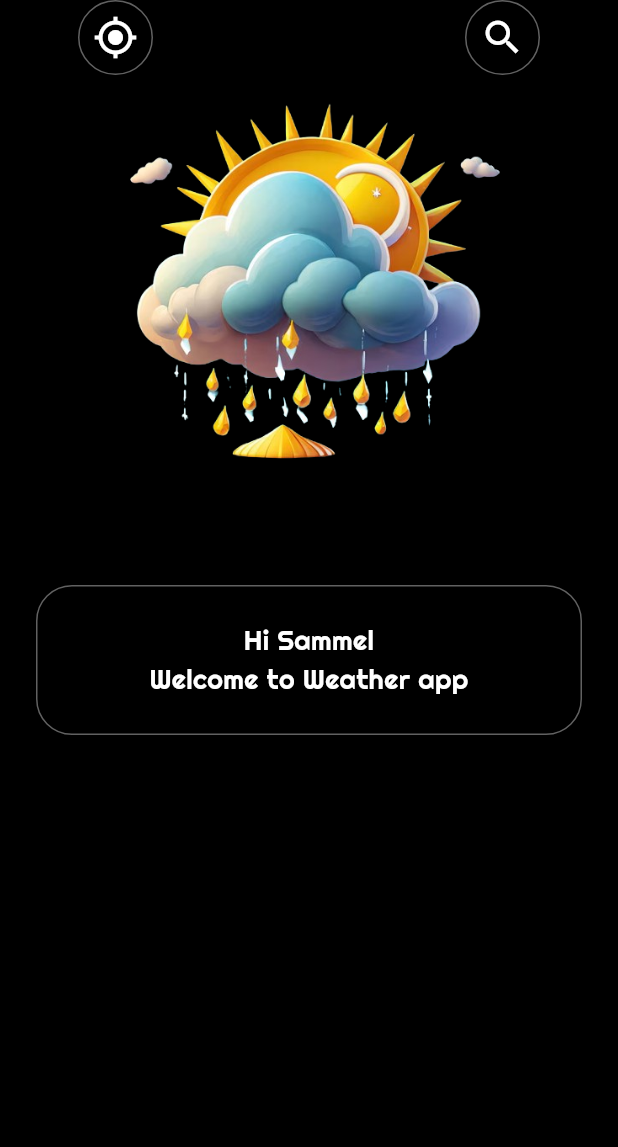
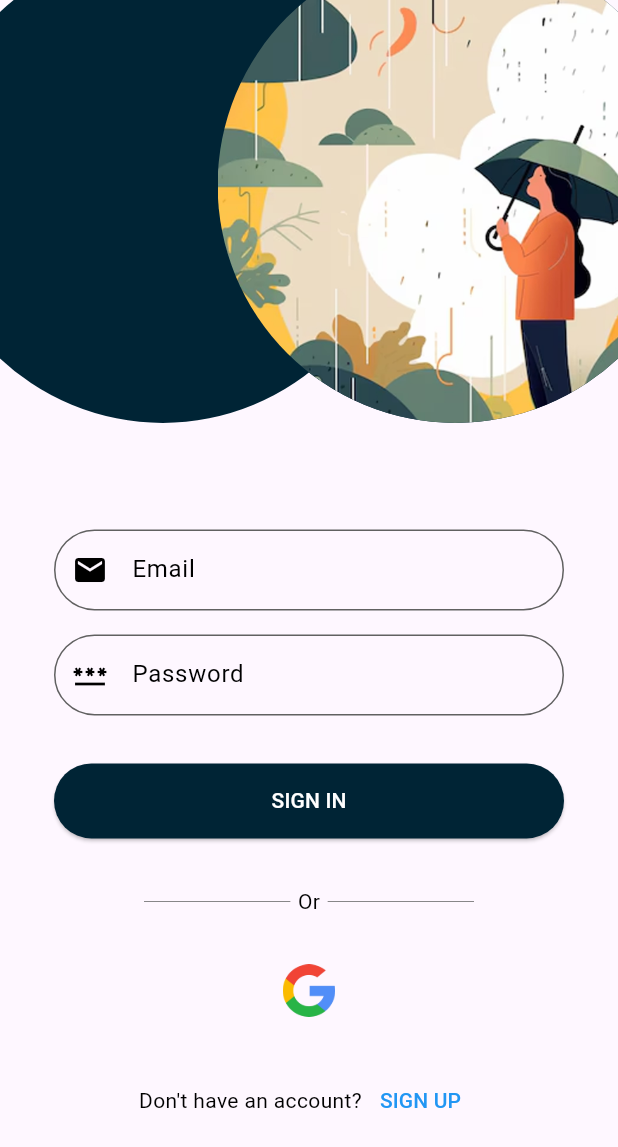
Before and after one commit to Dev-Sameel/Weather-App, a Flutter app: the screen it shows after launch, on a phone screen of 412 x 824 dp. Shown: the top 1147 px of the screen. Run offline on Flutter 3.47's test engine with Material 3 defaults, Android fonts, the phone set to English and light mode, and no system bars; our stand-ins replace geolocator, get, hive_flutter, lottie; accounts and stored records are empty.

Commit message:
login done

```diff
--- a/lib/main.dart
+++ b/lib/main.dart
@@ -3,17 +3,19 @@ import 'package:get/get.dart';
 import 'package:hive_flutter/adapters.dart';
 import 'package:weather/services/db/local_storage_services.dart';
 import 'model/db/local_storage_model.dart';
-import 'view/home/home.dart';
+import 'view/authentication/login/login.dart';
 
 void main() async {
   WidgetsFlutterBinding.ensureInitialized();
   await Hive.initFlutter();
   Hive.registerAdapter(LocalStoreAdapter());
   await DBServices().openBox();
-  runApp(MyApp());
+  runApp(const MyApp());
 }
 
 class MyApp extends StatelessWidget {
+  const MyApp({super.key});
+
   @override
   Widget build(BuildContext context) {
     return GetMaterialApp(
@@ -21,7 +23,7 @@ class MyApp extends StatelessWidget {
       theme: ThemeData(
         primarySwatch: Colors.blue,
       ),
-      home: HomeView(),
+      home: const LoginScreen(),
       debugShowCheckedModeBanner: false,
     );
   }
--- /dev/null
+++ b/lib/model/constants/text_field.dart
@@ -0,0 +1,16 @@
+import 'package:flutter/material.dart';
+
+import 'color.dart';
+import 'size.dart';
+
+class CTextField {
+  static var textFieldBorder1 = OutlineInputBorder(
+      borderRadius: BorderRadius.circular(CSize.lg * 2),
+      borderSide: const BorderSide(color: CColors.kGrey));
+
+  static var textFieldBorder2 = OutlineInputBorder(
+      borderRadius: BorderRadius.circular(CSize.lg * 2),
+      borderSide: const BorderSide(color: CColors.kWhite));
+
+  static var textfieldTextStyle1 = TextStyle(color: CColors.kWhite);
+}
--- a/lib/services/weather_service.dart
+++ b/lib/services/weather_service.dart
@@ -1,7 +1,5 @@
 import 'dart:convert';
-import 'dart:developer';
 import 'package:http/http.dart' as http;
-import 'package:get/get.dart';
 import 'package:weather/services/constants/constans.dart';
 import '../model/weather_model.dart';
 
--- /dev/null
+++ b/lib/view/authentication/login/login.dart
@@ -0,0 +1,109 @@
+import 'package:flutter/material.dart';
+import 'package:get/get.dart';
+import 'package:weather/model/constants/color.dart';
+import 'package:weather/model/constants/size.dart';
+import 'package:weather/model/constants/text_field.dart';
+import 'package:weather/view/authentication/signup/signup.dart';
+
+import 'widgets/c_divider.dart';
+import 'widgets/c_footer.dart';
+import 'widgets/c_round_image.dart';
+import 'widgets/c_textformfield.dart';
+
+class LoginScreen extends StatelessWidget {
+  const LoginScreen({super.key});
+
+  @override
+  Widget build(BuildContext context) {
+    return Scaffold(
+      body: SingleChildScrollView(
+        child: Column(
+          children: [
+            ///Header Section
+            SizedBox(
+              width: double.infinity,
+              height: MediaQuery.of(context).size.width / 1.3,
+              child: const Stack(
+                children: [
+                  CRoundedImage(
+                    left: -50,
+                  ),
+                  CRoundedImage(
+                    right: -50,
+                    image: 'assets/images/logingWeather.jpg',
+                  ),
+                ],
+              ),
+            ),
+
+            ///TextField and Button
+            Padding(
+              padding: const EdgeInsets.all(CSize.lg * 1.5),
+              child: Column(
+                children: [
+                  CTextFormField(
+                    border: CTextField.textFieldBorder1,
+                    icon: Icons.mail,
+                    label: 'Email',
+                  ),
+                  const SizedBox(
+                    height: CSize.spaceBtwItems,
+                  ),
+                  CTextFormField(
+                    border: CTextField.textFieldBorder1,
+                    icon: Icons.password,
+                    label: 'Password',
+                  ),
+
+                  ///Button
+                  const SizedBox(
+                    height: CSize.spaceBtwSections,
+                  ),
+                  SizedBox(
+                    width: double.infinity,
+                    height: 50,
+                    child: ElevatedButton(
+                        style: ElevatedButton.styleFrom(
+                            foregroundColor: CColors.kWhite,
+                            backgroundColor: CColors.kBgcolor),
+                        onPressed: () {},
+                        child: const Text('SIGN IN')),
+                  ),
+
+                  ///Divider
+                  const SizedBox(
+                    height: CSize.spaceBtwSections,
+                  ),
+
+                  const CFormDivider(),
+                  const SizedBox(
+                    height: CSize.spaceBtwSections,
+                  ),
+
+                  ///Google Image
+                  const SizedBox(
+                    width: double.infinity,
+                    child: Center(
+                      child: Image(
+                        image: AssetImage('assets/images/google-icon.png'),
+                        width: 35,
+                      ),
+                    ),
+                  ),
+                  const SizedBox(
+                    height: CSize.spaceBtwSections,
+                  ),
+
+                  ///Divider
+                  CTextFieldFooter(
+                    buttonLabel: 'SIGN UP',
+                  )
+                ],
+              ),
+            ),
+          ],
+        ),
+      ),
+    );
+  }
+}
--- /dev/null
+++ b/lib/view/authentication/login/widgets/c_divider.dart
@@ -0,0 +1,40 @@
+import 'package:flutter/material.dart';
+import 'package:weather/model/constants/color.dart';
+
+class CFormDivider extends StatelessWidget {
+  const CFormDivider({
+    super.key,
+    this.style = const TextStyle(color: CColors.kBlack),
+  });
+
+  final TextStyle? style;
+
+  @override
+  Widget build(BuildContext context) {
+    return Row(
+      mainAxisAlignment: MainAxisAlignment.center,
+      children: [
+        const Flexible(
+          child: Divider(
+            color: CColors.kGrey,
+            thickness: 0.5,
+            indent: 60,
+            endIndent: 5,
+          ),
+        ),
+        Text(
+          'Or',
+          style: style,
+        ),
+        const Flexible(
+          child: Divider(
+            color: CColors.kGrey,
+            thickness: 0.5,
+            indent: 5,
+            endIndent: 60,
+          ),
+        ),
+      ],
+    );
+  }
+}
--- /dev/null
+++ b/lib/view/authentication/login/widgets/c_footer.dart
@@ -0,0 +1,41 @@
+import 'package:flutter/material.dart';
+import 'package:get/get.dart';
+import 'package:weather/view/authentication/login/login.dart';
+import 'package:weather/view/authentication/signup/signup.dart';
+
+import '../../../../model/constants/color.dart';
+
+class CTextFieldFooter extends StatelessWidget {
+  const CTextFieldFooter({
+    super.key,
+    this.style = const TextStyle(color: CColors.kBlack),
+    required this.buttonLabel,
+  });
+  final TextStyle? style;
+  final String buttonLabel;
+
+  @override
+  Widget build(BuildContext context) {
+    return Row(
+      mainAxisAlignment: MainAxisAlignment.center,
+      children: [
+        Text(
+          buttonLabel == 'SIGN IN'
+              ? "Already have an account?"
+              : "Don't have an account?",
+          style: style,
+        ),
+        TextButton(
+            onPressed: () {
+              buttonLabel == 'SIGN IN'
+                  ? Get.to(() => LoginScreen())
+                  : Get.to(() => SignupScreen());
+            },
+            child: Text(
+              buttonLabel,
+              style: TextStyle(color: Colors.blue),
+            ))
+      ],
+    );
+  }
+}
--- /dev/null
+++ b/lib/view/authentication/login/widgets/c_round_image.dart
@@ -0,0 +1,40 @@
+import 'package:flutter/material.dart';
+
+import '../../../../model/constants/color.dart';
+
+class CRoundedImage extends StatelessWidget {
+  const CRoundedImage({
+    super.key,
+    this.right,
+    this.left,
+    this.image, this.backgroundColor=CColors.kBgcolor,
+  });
+
+  final double? right;
+  final double? left;
+  final String? image;
+  final Color? backgroundColor;
+
+  @override
+  Widget build(BuildContext context) {
+    return Positioned(
+      top: -35,
+      right: right,
+      left: left,
+      child: Container(
+        height: MediaQuery.of(context).size.width / 1.3,
+        width: MediaQuery.of(context).size.width / 1.3,
+        decoration: BoxDecoration(
+          color: backgroundColor,
+          shape: BoxShape.circle,
+          image: image != null
+              ? DecorationImage(
+                  image: AssetImage(image!),
+                  fit: BoxFit.cover,
+                )
+              : null,
+        ),
+      ),
+    );
+  }
+}
--- /dev/null
+++ b/lib/view/authentication/login/widgets/c_textformfield.dart
@@ -0,0 +1,40 @@
+import 'package:flutter/material.dart';
+
+import '../../../../model/constants/color.dart';
+import '../../../../model/constants/text_field.dart';
+
+class CTextFormField extends StatelessWidget {
+  const CTextFormField({
+    super.key,
+    this.style = const TextStyle(color: CColors.kBlack),
+    this.contentPadding = const EdgeInsets.all(15),
+    required this.icon,
+    this.iconColor = CColors.kBlack,
+    required this.label,
+    required this.border,
+  });
+
+  final TextStyle? style;
+  final EdgeInsets? contentPadding;
+  final IconData icon;
+  final Color? iconColor;
+  final String label;
+  final OutlineInputBorder border;
+
+  @override
+  Widget build(BuildContext context) {
+    return TextFormField(
+        style: style,
+        decoration: InputDecoration(
+          contentPadding: contentPadding,
+          prefixIcon: Icon(
+            icon,
+            color: iconColor,
+          ),
+          label: Text(label),
+          labelStyle: style,
+          focusedBorder: border,
+          enabledBorder: border,
+        ));
+  }
+}
--- a/lib/view/home/home.dart
+++ b/lib/view/home/home.dart
@@ -1,7 +1,7 @@
-import 'dart:developer';
 
 import 'package:flutter/material.dart';
 import 'package:get/get.dart';
+import 'package:lottie/lottie.dart';
 
 import 'package:weather/services/db/local_storage_services.dart';
 
@@ -14,11 +14,22 @@ import 'widgets/c_weather_result.dart';
 import 'widgets/c_weather_value_text.dart';
 
 class HomeView extends StatelessWidget {
+  const HomeView({super.key});
+
   @override
   Widget build(BuildContext context) {
     final WeatherController weatherController = Get.put(WeatherController());
-    return SafeArea(
-      child: Scaffold(
+    return Scaffold(
+      appBar: AppBar(
+        iconTheme: const IconThemeData(size: 30, color: CColors.kWhite),
+        backgroundColor: const Color.fromRGBO(74, 140, 136, 1),
+        actions: [
+          IconButton(
+              padding: const EdgeInsets.only(right: CSize.md),
+              onPressed: () {},
+              icon: const Icon(Icons.exit_to_app))
+        ],
+      ),
       floatingActionButton: FloatingActionButton(
         backgroundColor: CColors.kTransparent,
         onPressed: () async {
@@ -32,15 +43,21 @@ class HomeView extends StatelessWidget {
         final data = weatherController.weather.value;
         return Column(
           children: [
+            const SizedBox(
+              height: CSize.spaceBtwSections,
+            ),
+
             ///Header
             CWeatherHeader(
               weatherController: weatherController,
             ),
-              const Image(
-                image: AssetImage('assets/images/logo.png'),
-                width: 280,
-                height: 280,
-              ),
+            Lottie.asset('assets/animations/weatherLotti.json'),
+            // const Image(
+            //   image: AssetImage('assets/images/logo.png'),
+            //   width: 280,
+            //   height: 280,
+            // ),
+
             CWeatherValueText(
               label: '',
               value: data.description,
@@ -58,15 +75,16 @@ class HomeView extends StatelessWidget {
                 : data.description == ''
                     ? Center(
                         child: Container(
-                            margin: EdgeInsets.all(CSize.lg),
+                          margin: const EdgeInsets.all(CSize.lg),
                           height: 100,
                           width: double.infinity,
                           decoration: BoxDecoration(
-                              border: Border.all(color: CColors.kGrey),
+                            border: Border.all(
+                                color: const Color.fromRGBO(218, 200, 176, 1)),
                             borderRadius: BorderRadius.circular(CSize.lg),
                           ),
-                            child: Center(
-                              child: const Text(
+                          child: const Center(
+                            child: Text(
                               'Hi Sammel \nWelcome to Weather app',
                               style: TextStyle(
                                   fontSize: 18,
@@ -84,7 +102,6 @@ class HomeView extends StatelessWidget {
           ],
         );
       }),
-      ),
     );
   }
 }
--- a/lib/view/home/widgets/c_weather_result.dart
+++ b/lib/view/home/widgets/c_weather_result.dart
@@ -33,7 +33,7 @@ class CWeatherResult extends StatelessWidget {
             ),
           ],
           borderRadius: BorderRadius.circular(CSize.lg),
-          color: Color.fromARGB(255, 26, 26, 26)),
+          color: const Color.fromARGB(255, 26, 26, 26)),
       child: Row(
         mainAxisAlignment: MainAxisAlignment.spaceAround,
         children: [
--- a/lib/view/home/widgets/c_weather_value_text.dart
+++ b/lib/view/home/widgets/c_weather_value_text.dart
@@ -1,7 +1,6 @@
 import 'package:flutter/material.dart';
 
 import '../../../model/constants/color.dart';
-import '../../../services/constants/constans.dart';
 
 class CWeatherValueText extends StatelessWidget {
   const CWeatherValueText({
@@ -28,7 +27,7 @@ class CWeatherValueText extends StatelessWidget {
                     color: CColors.kWhite.withOpacity(0.6),
                     fontFamily: 'Righteous'),
               )
-            : SizedBox(),
+            : const SizedBox(),
         Text(
           '$value',
           style: TextStyle(
--- a/lib/view/search/search.dart
+++ b/lib/view/search/search.dart
@@ -26,7 +26,7 @@ class SearchView extends StatelessWidget {
       resizeToAvoidBottomInset: false,
       backgroundColor: CColors.kBlack,
       appBar: AppBar(
-        backgroundColor: CColors.kBlack,
+        backgroundColor: const Color.fromRGBO(74, 140, 136, 1),
         iconTheme: const IconThemeData(color: CColors.kWhite),
         title: const Text('Search City Weather',
             style: TextStyle(color: CColors.kWhite)),
@@ -45,7 +45,7 @@ class SearchView extends StatelessWidget {
               mainAxisSize: MainAxisSize.min,
               children: [
                 DropdownButtonFormField<String>(
-                  dropdownColor: const Color.fromRGBO(74, 140, 136, 1),
+                  dropdownColor: const Color.fromRGBO(49, 100, 104, 1),
                   iconEnabledColor: CColors.kWhite,
                   decoration: const InputDecoration(
                     border: InputBorder.none,
--- a/pubspec.yaml
+++ b/pubspec.yaml
@@ -40,6 +40,7 @@ dependencies:
   get: ^4.6.6
   shared_preferences: ^2.2.3
   hive_flutter: ^1.1.0
+  lottie: ^3.1.2
 
 dev_dependencies:
   flutter_test:
@@ -69,6 +70,7 @@ flutter:
   assets:
     - assets/
     - assets/images/
+    - assets/animations/
 
   # An image asset can refer to one or more resolution-specific "variants", see
   # https://flutter.dev/assets-and-images/#resolution-aware
```
Also changed, not shown: assets/animations/weatherLotti.json (added, +1 -0 lines), lib/view/authentication/signup/signup.dart (added, +151 -0 lines), lib/view/home/widgets/c_icon_button.dart (+4 -3 lines), assets/images/google-icon.png (added), assets/images/logingWeather.jpg (added), assets/images/signupWeather.jpg (added), pubspec.lock, 1 other file. Lines whose indentation alone changed are shown as unchanged.
